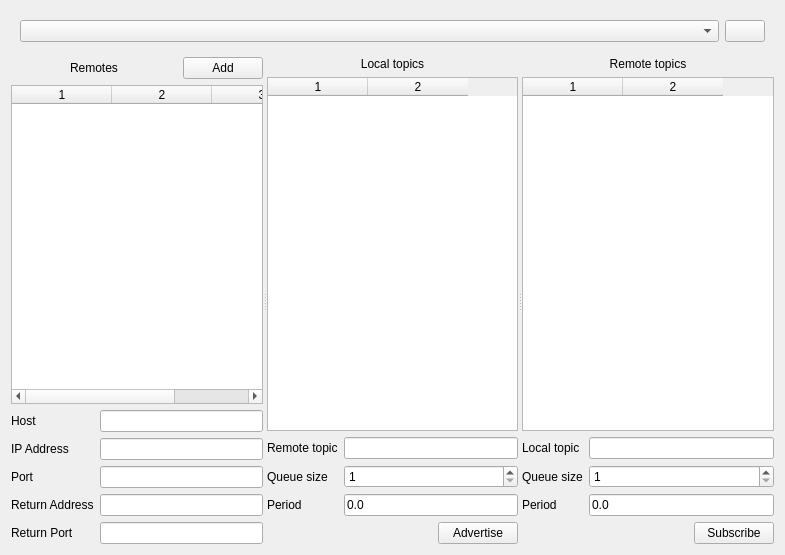
Old version of the form src/udp_bridge_plugin.ui in the repository CCOMJHC/rqt_udp_bridge.
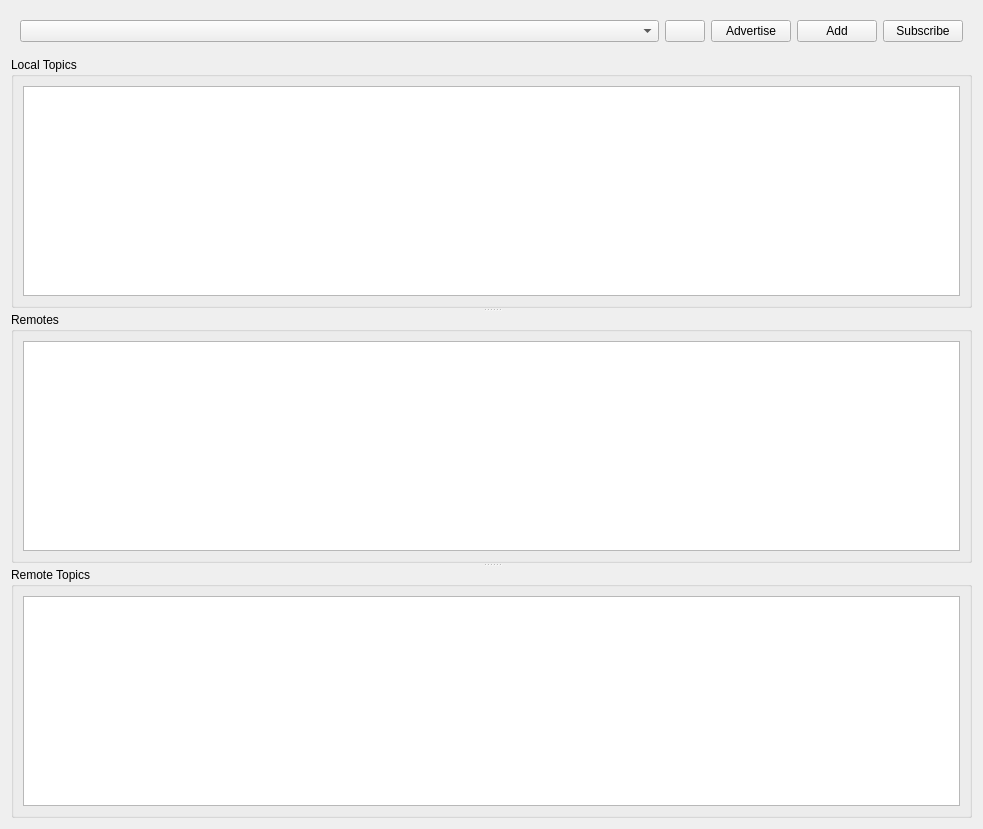
New version of the form. Icons and pictures are not drawn.

Commit message: Updates to keep track with udp_bridge

What changed in the file:
```diff
--- a/src/udp_bridge_plugin.ui
+++ b/src/udp_bridge_plugin.ui
@@ -6,8 +6,8 @@
    <rect>
     <x>0</x>
     <y>0</y>
-    <width>785</width>
-    <height>555</height>
+    <width>983</width>
+    <height>829</height>
    </rect>
   </property>
   <property name="windowTitle">
@@ -47,360 +47,78 @@
         </property>
        </widget>
       </item>
+      <item>
+       <widget class="QPushButton" name="advertisePushButton">
+        <property name="text">
+         <string>Advertise</string>
+        </property>
+       </widget>
+      </item>
+      <item>
+       <widget class="QPushButton" name="addRemotePushButton">
+        <property name="text">
+         <string>Add</string>
+        </property>
+       </widget>
+      </item>
+      <item>
+       <widget class="QPushButton" name="subscribePushButton">
+        <property name="text">
+         <string>Subscribe</string>
+        </property>
+       </widget>
+      </item>
      </layout>
     </widget>
    </item>
    <item>
-    <widget class="QSplitter" name="mainSplitter">
-     <property name="sizePolicy">
-      <sizepolicy hsizetype="Expanding" vsizetype="Preferred">
-       <horstretch>0</horstretch>
-       <verstretch>1</verstretch>
-      </sizepolicy>
-     </property>
+    <widget class="QSplitter" name="splitter">
      <property name="orientation">
-      <enum>Qt::Horizontal</enum>
+      <enum>Qt::Vertical</enum>
      </property>
-     <widget class="QWidget" name="layoutWidget">
-      <layout class="QVBoxLayout" name="remotesVerticalLayout">
+     <widget class="QGroupBox" name="localTopicsGroupBox">
+      <property name="title">
+       <string>Local Topics</string>
+      </property>
+      <layout class="QHBoxLayout" name="horizontalLayout_3">
        <item>
-        <layout class="QHBoxLayout" name="remotesHeaderHorizontalLayout">
-         <item>
-          <widget class="QLabel" name="remotesLabel">
-           <property name="sizePolicy">
-            <sizepolicy hsizetype="Preferred" vsizetype="Preferred">
-             <horstretch>1</horstretch>
-             <verstretch>0</verstretch>
-            </sizepolicy>
-           </property>
-           <property name="text">
-            <string>Remotes</string>
-           </property>
-           <property name="alignment">
-            <set>Qt::AlignCenter</set>
-           </property>
-          </widget>
-         </item>
-         <item>
-          <widget class="QPushButton" name="addRemotePushButton">
-           <property name="text">
-            <string>Add</string>
-           </property>
-          </widget>
-         </item>
-        </layout>
-       </item>
-       <item>
-        <widget class="QTableWidget" name="remotesTableWidget">
+        <widget class="QTreeView" name="localTopicsTreeView">
          <property name="selectionMode">
           <enum>QAbstractItemView::SingleSelection</enum>
          </property>
-         <property name="selectionBehavior">
-          <enum>QAbstractItemView::SelectRows</enum>
-         </property>
-         <property name="columnCount">
-          <number>3</number>
-         </property>
-         <attribute name="verticalHeaderVisible">
-          <bool>false</bool>
-         </attribute>
-         <column/>
-         <column/>
-         <column/>
         </widget>
        </item>
-       <item>
-        <layout class="QFormLayout" name="remoteDetailsFormLayout">
-         <item row="0" column="0">
-          <widget class="QLabel" name="remoteHostLabel">
-           <property name="text">
-            <string>Host</string>
-           </property>
-          </widget>
-         </item>
-         <item row="0" column="1">
-          <widget class="QLineEdit" name="remoteHostLineEdit">
-           <property name="readOnly">
-            <bool>true</bool>
-           </property>
-          </widget>
-         </item>
-         <item row="1" column="0">
-          <widget class="QLabel" name="remoteIPAddressLabel">
-           <property name="text">
-            <string>IP Address</string>
-           </property>
-          </widget>
-         </item>
-         <item row="1" column="1">
-          <widget class="QLineEdit" name="remoteIPAddressLineEdit">
-           <property name="readOnly">
-            <bool>true</bool>
-           </property>
-          </widget>
-         </item>
-         <item row="2" column="0">
-          <widget class="QLabel" name="remotePortLabel">
-           <property name="text">
-            <string>Port</string>
-           </property>
-          </widget>
-         </item>
-         <item row="2" column="1">
-          <widget class="QLineEdit" name="remotePortLineEdit">
-           <property name="readOnly">
-            <bool>true</bool>
-           </property>
-          </widget>
-         </item>
-         <item row="5" column="1">
-          <widget class="QLineEdit" name="remoteReturnIPAddressLineEdit">
-           <property name="readOnly">
-            <bool>true</bool>
-           </property>
-          </widget>
-         </item>
-         <item row="5" column="0">
-          <widget class="QLabel" name="remoteReturnIPAddressLabel">
-           <property name="text">
-            <string>Return Address</string>
-           </property>
-          </widget>
-         </item>
-         <item row="6" column="0">
-          <widget class="QLabel" name="remoteReturnPortLabel">
-           <property name="text">
-            <string>Return Port</string>
-           </property>
-          </widget>
-         </item>
-         <item row="6" column="1">
-          <widget class="QLineEdit" name="remoteReturnPortLineEdit">
-           <property name="readOnly">
-            <bool>true</bool>
-           </property>
-          </widget>
-         </item>
-        </layout>
-       </item>
       </layout>
      </widget>
-     <widget class="QWidget" name="layoutWidget">
-      <layout class="QVBoxLayout" name="localTopicsVerticalLayout">
+     <widget class="QGroupBox" name="remotesGroupBox">
+      <property name="title">
+       <string>Remotes</string>
+      </property>
+      <layout class="QHBoxLayout" name="horizontalLayout_2">
        <item>
-        <widget class="QLabel" name="localTopicsLabel">
-         <property name="text">
-          <string>Local topics</string>
-         </property>
-         <property name="alignment">
-          <set>Qt::AlignCenter</set>
-         </property>
-        </widget>
-       </item>
-       <item>
-        <widget class="QTableWidget" name="localTopicsTableWidget">
-         <property name="editTriggers">
-          <set>QAbstractItemView::NoEditTriggers</set>
-         </property>
+        <widget class="QTreeView" name="remotesTreeView">
          <property name="selectionMode">
           <enum>QAbstractItemView::SingleSelection</enum>
          </property>
-         <property name="selectionBehavior">
-          <enum>QAbstractItemView::SelectRows</enum>
-         </property>
-         <property name="rowCount">
-          <number>0</number>
-         </property>
-         <property name="columnCount">
-          <number>2</number>
-         </property>
-         <attribute name="verticalHeaderVisible">
-          <bool>false</bool>
-         </attribute>
-         <column/>
-         <column/>
         </widget>
        </item>
-       <item>
-        <layout class="QFormLayout" name="advertiseFormLayout">
-         <item row="0" column="0">
-          <widget class="QLabel" name="advertiseRemoteTopicLabel">
-           <property name="text">
-            <string>Remote topic</string>
-           </property>
-          </widget>
-         </item>
-         <item row="0" column="1">
-          <widget class="QLineEdit" name="advertiseRemoteTopicLineEdit">
-           <property name="toolTip">
-            <string>Defaults to local topic name</string>
-           </property>
-          </widget>
-         </item>
-         <item row="1" column="0">
-          <widget class="QLabel" name="advertiseQueueSizeLabel">
-           <property name="text">
-            <string>Queue size</string>
-           </property>
-          </widget>
-         </item>
-         <item row="1" column="1">
-          <widget class="QSpinBox" name="advertiseQueueSizeSpinBox">
-           <property name="minimum">
-            <number>1</number>
-           </property>
-           <property name="maximum">
-            <number>1000</number>
-           </property>
-          </widget>
-         </item>
-         <item row="2" column="0">
-          <widget class="QLabel" name="advertisePeriodLabel">
-           <property name="text">
-            <string>Period</string>
-           </property>
-          </widget>
-         </item>
-         <item row="2" column="1">
-          <widget class="QLineEdit" name="advertisePeriodLineEdit">
-           <property name="toolTip">
-            <string>Period in seconds between sent messages if possitive, send all message if 0, or don't send any messages if negative</string>
-           </property>
-           <property name="text">
-            <string>0.0</string>
-           </property>
-          </widget>
-         </item>
-        </layout>
-       </item>
-       <item>
-        <layout class="QHBoxLayout" name="advertisePushButtonHorizontalLayout">
-         <item>
-          <spacer name="advertisePushButtonHorizontalSpacer">
-           <property name="orientation">
-            <enum>Qt::Horizontal</enum>
-           </property>
-           <property name="sizeHint" stdset="0">
-            <size>
-             <width>40</width>
-             <height>20</height>
-            </size>
-           </property>
-          </spacer>
-         </item>
-         <item>
-          <widget class="QPushButton" name="advertisePushButton">
-           <property name="text">
-            <string>Advertise</string>
-           </property>
-          </widget>
-         </item>
-        </layout>
-       </item>
       </layout>
      </widget>
-     <widget class="QWidget" name="layoutWidget">
-      <layout class="QVBoxLayout" name="remoteTopicsVerticalLayout">
+     <widget class="QGroupBox" name="remoteTopicsGroupBox">
+      <property name="title">
+       <string>Remote Topics</string>
+      </property>
+      <layout class="QHBoxLayout" name="horizontalLayout_4">
        <item>
-        <widget class="QLabel" name="remoteTopicsLabel">
-         <property name="text">
-          <string>Remote topics</string>
-         </property>
-         <property name="alignment">
-          <set>Qt::AlignCenter</set>
-         </property>
-        </widget>
-       </item>
-       <item>
-        <widget class="QTableWidget" name="remoteTopicsTableWidget">
+        <widget class="QTreeView" name="remoteTopicsTreeView">
          <property name="selectionMode">
           <enum>QAbstractItemView::SingleSelection</enum>
          </property>
          <property name="selectionBehavior">
           <enum>QAbstractItemView::SelectRows</enum>
          </property>
-         <property name="columnCount">
-          <number>2</number>
-         </property>
-         <attribute name="verticalHeaderVisible">
-          <bool>false</bool>
-         </attribute>
-         <column/>
-         <column/>
         </widget>
        </item>
-       <item>
-        <layout class="QFormLayout" name="subscribeFormLayout">
-         <item row="0" column="0">
-          <widget class="QLabel" name="subscribeLocalTopicLabel">
-           <property name="text">
-            <string>Local topic</string>
-           </property>
-          </widget>
-         </item>
-         <item row="0" column="1">
-          <widget class="QLineEdit" name="subscribeLocalTopicLineEdit"/>
-         </item>
-         <item row="1" column="0">
-          <widget class="QLabel" name="subscribeQueueSizeLabel">
-           <property name="text">
-            <string>Queue size</string>
-           </property>
-          </widget>
-         </item>
-         <item row="1" column="1">
-          <widget class="QSpinBox" name="subscribeQueueSizeSpinBox">
-           <property name="minimum">
-            <number>1</number>
-           </property>
-           <property name="maximum">
-            <number>1000</number>
-           </property>
-          </widget>
-         </item>
-         <item row="2" column="0">
-          <widget class="QLabel" name="subscribePeriodLabel">
-           <property name="text">
-            <string>Period</string>
-           </property>
-          </widget>
-         </item>
-         <item row="2" column="1">
-          <widget class="QLineEdit" name="subscribePeriodLineEdit">
-           <property name="toolTip">
-            <string>Period in seconds between sent messages if possitive, send all message if 0, or don't send any messages if negative</string>
-           </property>
-           <property name="text">
-            <string>0.0</string>
-           </property>
-          </widget>
-         </item>
-        </layout>
-       </item>
-       <item>
-        <layout class="QHBoxLayout" name="subscribePushButtonHorizontalLayout">
-         <item>
-          <spacer name="subscribePushButtonHorizontalSpacer">
-           <property name="orientation">
-            <enum>Qt::Horizontal</enum>
-           </property>
-           <property name="sizeHint" stdset="0">
-            <size>
-             <width>40</width>
-             <height>20</height>
-            </size>
-           </property>
-          </spacer>
-         </item>
-         <item>
-          <widget class="QPushButton" name="subscribePushButton">
-           <property name="text">
-            <string>Subscribe</string>
-           </property>
-          </widget>
-         </item>
-        </layout>
-       </item>
       </layout>
      </widget>
     </widget>
```
The commit also changes 7 other files.
